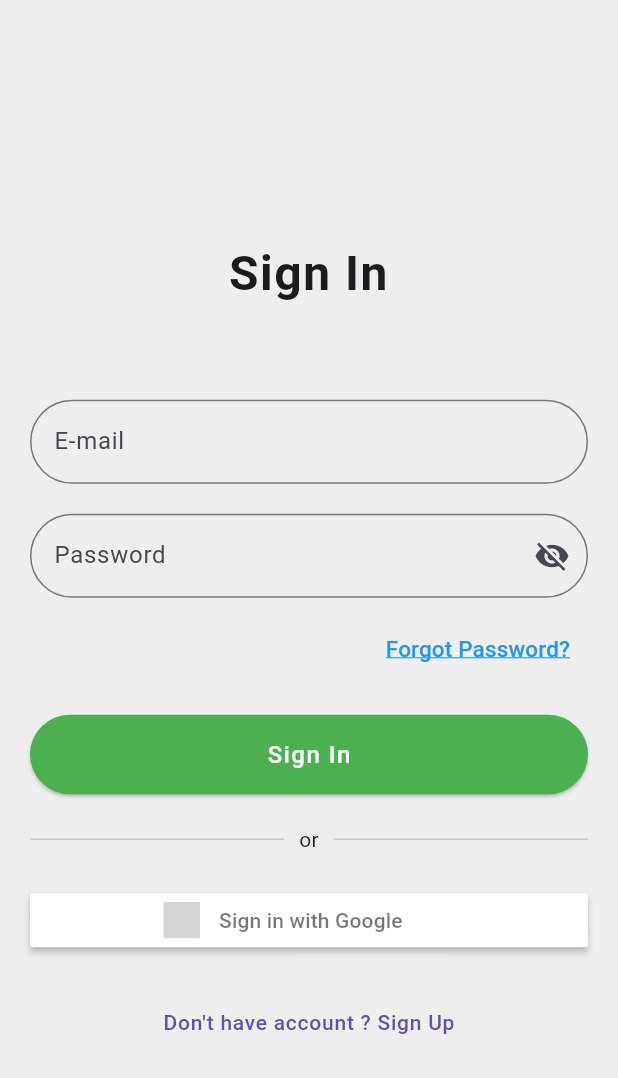
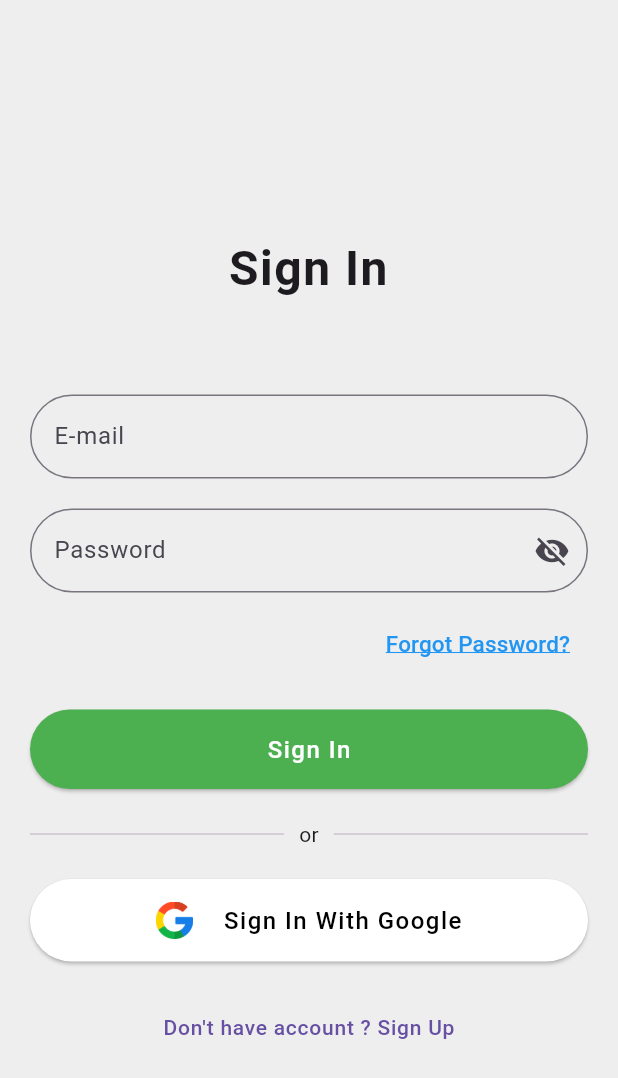
Before and after one commit to Avesh6754/chat, a Flutter app: the screen it shows after launch, on a phone screen of 412 x 824 dp. Shown: the top 1078 px of the screen. Run offline on Flutter 3.47's test engine with Material 3 defaults, Android fonts, the phone set to English and light mode, and no system bars; drawn by our look-alikes of sign_in_button; our stand-ins replace firebase_auth, firebase_core, get, google_sign_in; accounts and stored records are empty; grey boxes are pictures that could not be loaded.

Commit message:
1-3-2025

```diff
--- a/lib/views/signIn/sign_In.dart
+++ b/lib/views/signIn/sign_In.dart
@@ -43,16 +43,21 @@ class SignIn extends StatelessWidget {
                   ),
                 ),
                 const SizedBox(height: 20),
-                TextField(
+                Obx(
+                  () => TextField(
                     controller: controller.txtPassword,
-                  obscureText: true,
+                    obscureText: controller.isHidden.value,
                     decoration: InputDecoration(
                       labelText: 'Password',
                       hintText: 'Enter your password',
                       border: OutlineInputBorder(
                         borderRadius: BorderRadius.circular(30),
                       ),
-                    suffixIcon: Icon(Icons.visibility_off),
+                      suffixIcon: IconButton(
+                          onPressed: () {
+                            controller.hideThePassword(controller.isHidden.value);
+                          }, icon:(controller.isHidden.value==false)? Icon(Icons.visibility):Icon(Icons.visibility_off)),
+                    ),
                   ),
                 ),
                 const SizedBox(height: 10),
@@ -108,13 +113,42 @@ class SignIn extends StatelessWidget {
                   ],
                 ),
                 const SizedBox(height: 20),
-                SignInButton(Buttons.google, onPressed: () async {
+                ElevatedButton(
+                  onPressed: () async {
                     await GoogleAuth.googleAuth.signInWithGoogle();
                     User? user = AuthService.authService.getUser();
-                  if (user != null ) {
+                    if (user != null) {
                       Get.offAndToNamed('/home');
                     }
-                }),
+                  },
+                  style: ElevatedButton.styleFrom(
+                    backgroundColor: Colors.white,
+                    shape: RoundedRectangleBorder(
+                      borderRadius: BorderRadius.circular(30),
+                    ),
+                    padding: const EdgeInsets.symmetric(vertical: 15),
+                  ),
+                  child: Row(
+                    mainAxisAlignment: MainAxisAlignment.center,
+                    children: [
+                      Image.asset(
+                        'assets/image/google.png',
+                        height: 25,
+                        width: 25,
+                      ),
+                      const SizedBox(
+                        width: 20,
+                      ),
+                      const Text(
+                        'Sign In With Google',
+                        style: TextStyle(
+                            fontSize: 16,
+                            color: Colors.black,
+                            letterSpacing: 1),
+                      ),
+                    ],
+                  ),
+                ),
                 const SizedBox(height: 20),
                 TextButton(
                     onPressed: () {
--- a/pubspec.yaml
+++ b/pubspec.yaml
@@ -40,6 +40,7 @@ dependencies:
   get: any
   google_sign_in: ^6.2.2
   sign_in_button: ^3.2.0
+  flutter_slidable: ^0.6.0
 
 dev_dependencies:
   flutter_test:
```
Also changed, not shown: lib/controller/auth_controller.dart (+7 -0 lines), lib/views/component/sign_Up_button.dart (added, +38 -0 lines), lib/views/home/home_Page.dart (+18 -2 lines), lib/views/signUp/signUp.dart (+16 -25 lines), pubspec.lock. Lines whose indentation alone changed are shown as unchanged.
